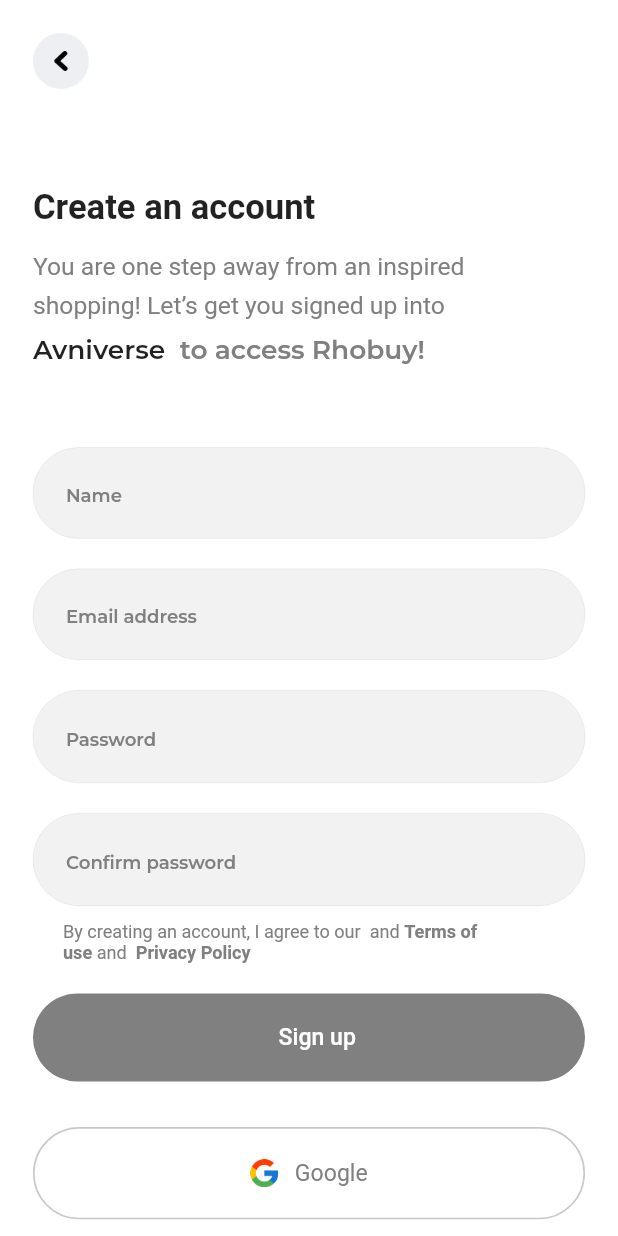
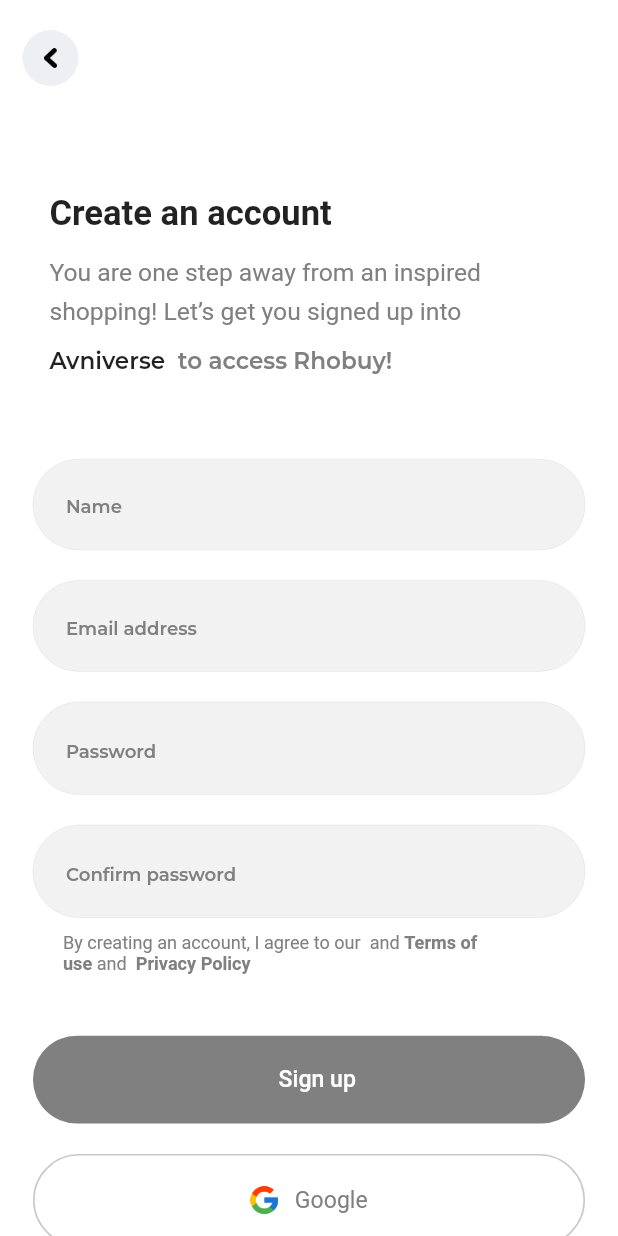
Before and after one commit to avnivrs/Rhobuy, a Flutter app: the SignupScreen screen opened directly, on a phone screen of 412 x 824 dp. Run offline on Flutter 3.47's test engine with Material 2 defaults, Android fonts, the phone set to English and light mode, and no system bars; our stand-ins replace animated_text_kit, flutter_screenutil, get, hive_flutter, iconsax; missing offline and left inert: external_app_launcher; accounts and stored records are empty; Roboto replaces fonts that are missing (assets/Montserrat-SemiBold.ttf).

Commit message:
signupscreen fixed

```diff
--- a/lib/view/auth/signup.dart
+++ b/lib/view/auth/signup.dart
@@ -20,13 +20,24 @@
       body: ListView(
         children: [
           SafeArea(
-            child: Padding(
+            child: Column(
+              children: [
+                Padding(
+                  padding: const EdgeInsets.only(left: 15, top: 20),
+                  child: backButton(),
+                ),
+                Container(
                   padding: symmetricPadding,
                   child: Column(
                     crossAxisAlignment: CrossAxisAlignment.start,
                     children: [
-                  backButton(),
-                  sizedBoxHeight(65),
+
+                      sizedBoxHeight(49),
+                      Container(
+                        padding: EdgeInsets.symmetric(horizontal: 10).w,
+                        child: Column(
+                          crossAxisAlignment: CrossAxisAlignment.start,
+                          children: [
                             buildHeader('Create an account'),
                             sizedBoxHeight(10),
                             buildHeaderDes(
@@ -37,13 +48,17 @@
                                 Text(
                                   'Avniverse',
                                   style: TextStyle(
-                            fontSize: 16.sp, fontWeight: FontWeight.w600),
+                                      fontSize: 14.sp, fontWeight: FontWeight.w600,height: 1.6),
                                 ),
                                 Text(
                                   '  to access Rhobuy!',
-                        style: TextStyle(fontSize: 16.sp, color: kGreyColor),
+                                  style:
+                                      TextStyle(fontSize: 14.sp, color: kGreyColor,height: 1.6),
                                 ),
                               ],
+                            ),
+                          ],
+                        ),
                       ),
                       sizedBoxHeight(54),
                       TextFormField(
@@ -81,8 +96,7 @@
                           padding: const EdgeInsets.symmetric(horizontal: 20),
                           child: RichText(
                             text: TextSpan(
-                          text:
-                              'By creating an account, I agree to our  and ',
+                              text: 'By creating an account, I agree to our  and ',
                               style: TextStyle(
                                 fontSize: 11.0.sp,
                                 color: kGreyColor,
@@ -93,10 +107,8 @@
                                   style: TextStyle(
                                       fontSize: 11.0.sp,
                                       color: kGreyColor,
-
                                       fontWeight: FontWeight.w600),
-                              recognizer: TapGestureRecognizer()
-                                ..onTap = () {},
+                                  recognizer: TapGestureRecognizer()..onTap = () {},
                                 ),
                                 TextSpan(
                                   text: ' and ',
@@ -111,16 +123,15 @@
                                       fontSize: 11.0.sp,
                                       color: kGreyColor,
                                       fontWeight: FontWeight.w600),
-                              recognizer: TapGestureRecognizer()
-                                ..onTap = () {},
+                                  recognizer: TapGestureRecognizer()..onTap = () {},
                                 ),
                               ],
                             ),
                           )),
-                  sizedBoxHeight(20),
+                      sizedBoxHeight(40),
                       buildAuthButton(
                           'Sign up', () => Get.to(const EmailVerificationScreen())),
-                  sizedBoxHeight(30),
+                      sizedBoxHeight(20),
                       buildGoogle(() {}),
                       sizedBoxHeight(20),
                       const Center(
@@ -129,10 +140,10 @@
                           style: TextStyle(color: kGreyColor),
                         ),
                       ),
-                  sizedBoxHeight(20),
+                      sizedBoxHeight(10),
                       Center(
                         child: InkWell(
-                        onTap: () => Get.to(const LoginScreen()),
+                            onTap: () => Get.offAll(const LoginScreen()),
                             child: const Text(
                               'Login',
                               style: TextStyle(
@@ -145,6 +156,8 @@
                     ],
                   ),
                 ),
+              ],
+            ),
           ),
         ],
       ),
```
Lines whose indentation alone changed are shown as unchanged.
